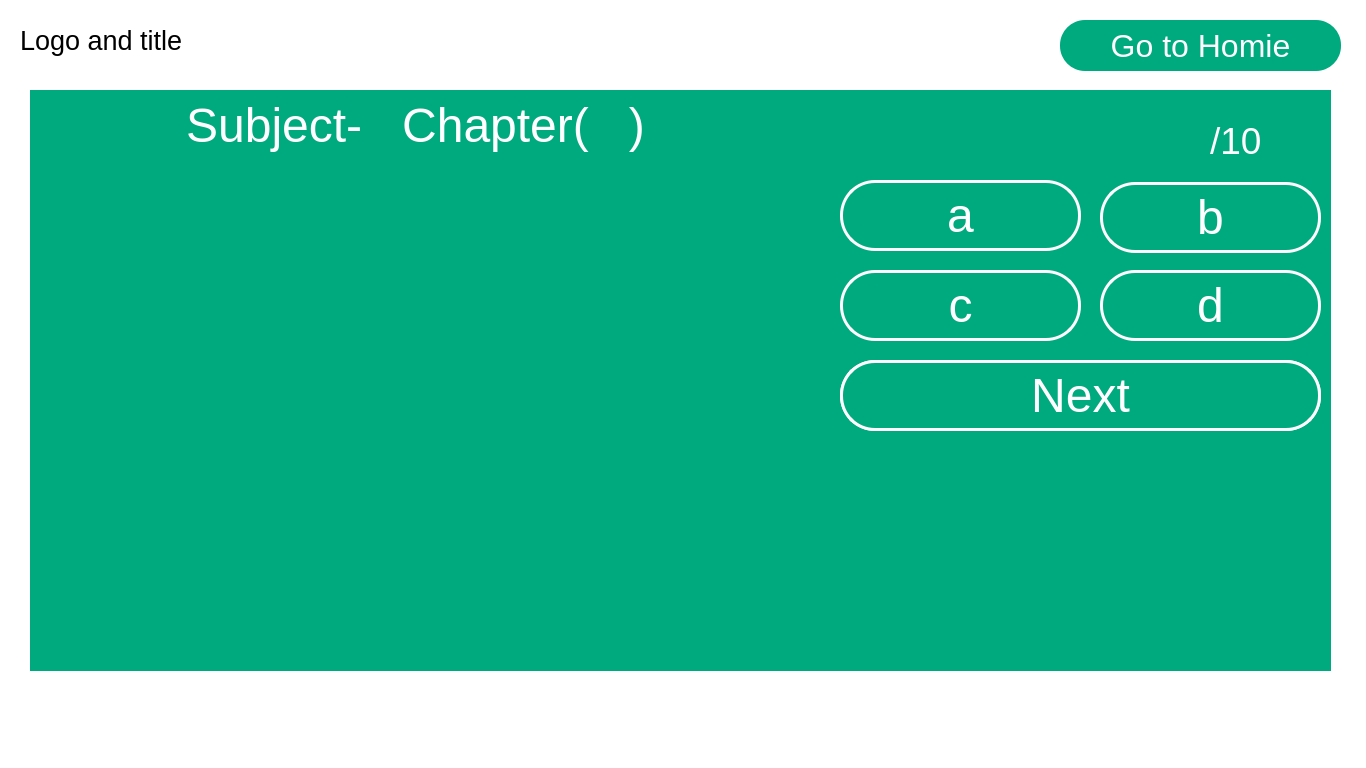
Old version of the form Project/Projectreal/mainwindow.ui in the repository Bhone-Sithu/Quiz.
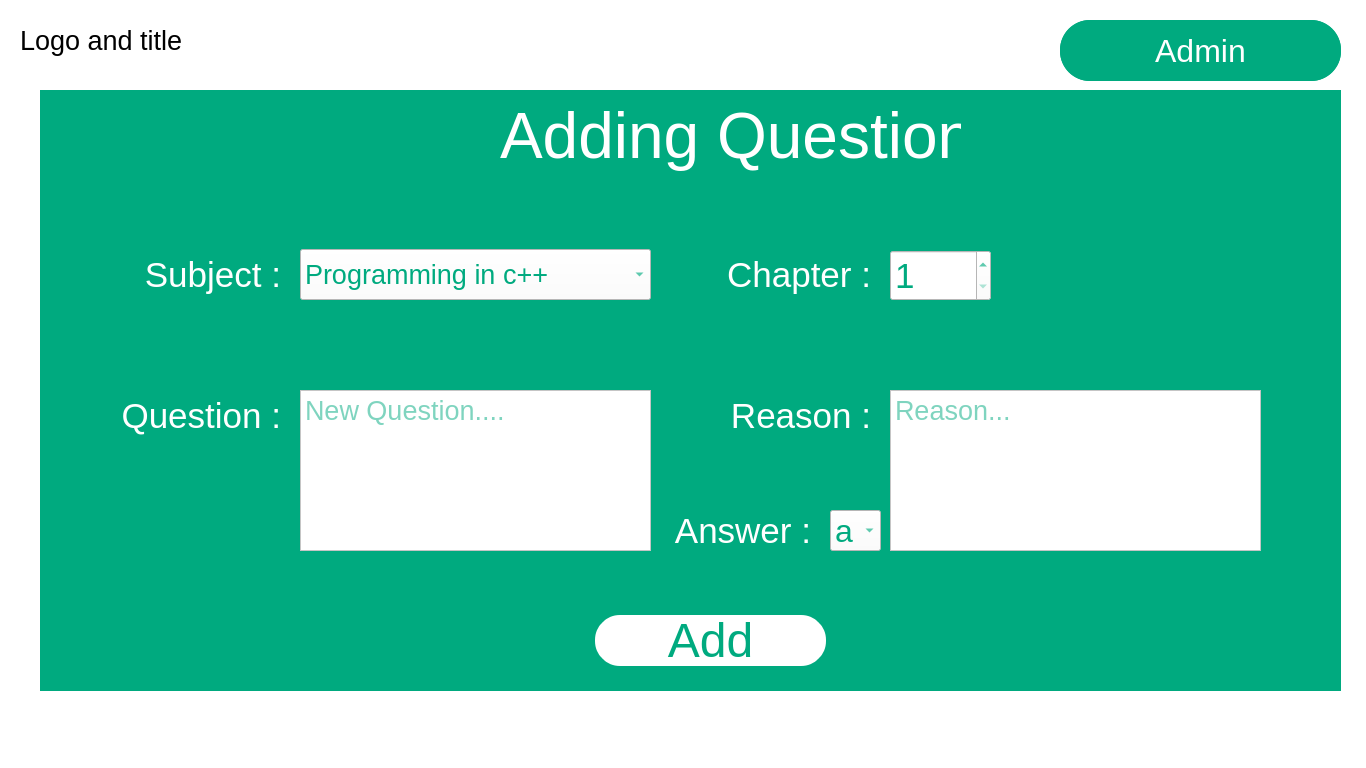
New version of the form. The open tabs and pages were chosen to show the change.

What changed in the file:
```diff
--- a/Project/Projectreal/mainwindow.ui
+++ b/Project/Projectreal/mainwindow.ui
@@ -21,10 +21,10 @@
    <widget class="QStackedWidget" name="mainwid">
     <property name="geometry">
      <rect>
-      <x>30</x>
+      <x>40</x>
       <y>90</y>
       <width>1301</width>
-      <height>581</height>
+      <height>601</height>
      </rect>
     </property>
     <property name="cursor">
@@ -322,9 +322,9 @@
      <widget class="QLabel" name="lblhome_2">
       <property name="geometry">
        <rect>
-        <x>0</x>
+        <x>420</x>
         <y>0</y>
-        <width>771</width>
+        <width>381</width>
         <height>71</height>
        </rect>
       </property>
@@ -334,10 +334,10 @@
        </font>
       </property>
       <property name="text">
-       <string>Subject-   Chapter(   )</string>
+       <string>Chapter(   )</string>
       </property>
       <property name="alignment">
-       <set>Qt::AlignCenter</set>
+       <set>Qt::AlignLeading|Qt::AlignLeft|Qt::AlignVCenter</set>
       </property>
      </widget>
      <widget class="QLabel" name="lblquestion">
@@ -354,6 +354,10 @@
         <pointsize>14</pointsize>
        </font>
       </property>
+      <property name="styleSheet">
+       <string notr="true">background-color: rgb(255, 255, 255);
+color: rgb(0, 170, 127);</string>
+      </property>
       <property name="text">
        <string/>
       </property>
@@ -487,7 +491,7 @@
        <rect>
         <x>10</x>
         <y>360</y>
-        <width>1311</width>
+        <width>1271</width>
         <height>231</height>
        </rect>
       </property>
@@ -496,6 +500,10 @@
         <pointsize>14</pointsize>
        </font>
       </property>
+      <property name="styleSheet">
+       <string notr="true">background-color: rgb(255, 255, 255);
+color: rgb(0, 170, 127);</string>
+      </property>
       <property name="text">
        <string/>
       </property>
@@ -569,7 +577,7 @@
      <widget class="QLabel" name="lblchpno">
       <property name="geometry">
        <rect>
-        <x>560</x>
+        <x>610</x>
         <y>20</y>
         <width>31</width>
         <height>41</height>
@@ -692,6 +700,437 @@
       </property>
      </widget>
     </widget>
+    <widget class="QWidget" name="adminlogin">
+     <widget class="QLabel" name="lblchap_2">
+      <property name="geometry">
+       <rect>
+        <x>400</x>
+        <y>0</y>
+        <width>461</width>
+        <height>91</height>
+       </rect>
+      </property>
+      <property name="font">
+       <font>
+        <pointsize>48</pointsize>
+       </font>
+      </property>
+      <property name="text">
+       <string>Admin log in</string>
+      </property>
+      <property name="alignment">
+       <set>Qt::AlignCenter</set>
+      </property>
+     </widget>
+     <widget class="QLineEdit" name="txtusername">
+      <property name="geometry">
+       <rect>
+        <x>650</x>
+        <y>180</y>
+        <width>321</width>
+        <height>51</height>
+       </rect>
+      </property>
+      <property name="font">
+       <font>
+        <pointsize>28</pointsize>
+       </font>
+      </property>
+      <property name="styleSheet">
+       <string notr="true">background-color: rgb(255, 255, 255);
+color: rgb(0, 170, 127);</string>
+      </property>
+      <property name="placeholderText">
+       <string>Username</string>
+      </property>
+     </widget>
+     <widget class="QLabel" name="lblchap_3">
+      <property name="geometry">
+       <rect>
+        <x>310</x>
+        <y>170</y>
+        <width>321</width>
+        <height>61</height>
+       </rect>
+      </property>
+      <property name="font">
+       <font>
+        <pointsize>48</pointsize>
+       </font>
+      </property>
+      <property name="text">
+       <string>Username :</string>
+      </property>
+      <property name="alignment">
+       <set>Qt::AlignLeading|Qt::AlignLeft|Qt::AlignVCenter</set>
+      </property>
+     </widget>
+     <widget class="QLineEdit" name="txtpass">
+      <property name="geometry">
+       <rect>
+        <x>650</x>
+        <y>320</y>
+        <width>321</width>
+        <height>51</height>
+       </rect>
+      </property>
+      <property name="font">
+       <font>
+        <pointsize>28</pointsize>
+       </font>
+      </property>
+      <property name="styleSheet">
+       <string notr="true">background-color: rgb(255, 255, 255);
+color: rgb(0, 170, 127);</string>
+      </property>
+      <property name="echoMode">
+       <enum>QLineEdit::Password</enum>
+      </property>
+      <property name="placeholderText">
+       <string>Password</string>
+      </property>
+     </widget>
+     <widget class="QLabel" name="lblchap_4">
+      <property name="geometry">
+       <rect>
+        <x>310</x>
+        <y>310</y>
+        <width>321</width>
+        <height>61</height>
+       </rect>
+      </property>
+      <property name="font">
+       <font>
+        <pointsize>48</pointsize>
+       </font>
+      </property>
+      <property name="text">
+       <string>Password  :</string>
+      </property>
+      <property name="alignment">
+       <set>Qt::AlignLeading|Qt::AlignLeft|Qt::AlignVCenter</set>
+      </property>
+     </widget>
+     <widget class="QPushButton" name="btnlogin">
+      <property name="geometry">
+       <rect>
+        <x>410</x>
+        <y>440</y>
+        <width>461</width>
+        <height>91</height>
+       </rect>
+      </property>
+      <property name="font">
+       <font>
+        <pointsize>48</pointsize>
+       </font>
+      </property>
+      <property name="cursor">
+       <cursorShape>PointingHandCursor</cursorShape>
+      </property>
+      <property name="styleSheet">
+       <string notr="true">border: 5px solid rgb(0, 170, 127);
+background-color: rgb(255, 255, 255);
+color: rgb(0, 170, 127);
+border-radius: 45px;</string>
+      </property>
+      <property name="text">
+       <string>Login</string>
+      </property>
+     </widget>
+    </widget>
+    <widget class="QWidget" name="Newquestion">
+     <widget class="QPlainTextEdit" name="txtreason">
+      <property name="geometry">
+       <rect>
+        <x>850</x>
+        <y>300</y>
+        <width>371</width>
+        <height>161</height>
+       </rect>
+      </property>
+      <property name="font">
+       <font>
+        <pointsize>20</pointsize>
+       </font>
+      </property>
+      <property name="styleSheet">
+       <string notr="true">background-color: rgb(255, 255, 255);
+color: rgb(0, 170, 127);</string>
+      </property>
+      <property name="placeholderText">
+       <string>Reason...</string>
+      </property>
+     </widget>
+     <widget class="QLabel" name="label_3">
+      <property name="geometry">
+       <rect>
+        <x>680</x>
+        <y>159</y>
+        <width>151</width>
+        <height>51</height>
+       </rect>
+      </property>
+      <property name="font">
+       <font>
+        <pointsize>26</pointsize>
+       </font>
+      </property>
+      <property name="text">
+       <string>Chapter :</string>
+      </property>
+      <property name="alignment">
+       <set>Qt::AlignRight|Qt::AlignTrailing|Qt::AlignVCenter</set>
+      </property>
+     </widget>
+     <widget class="QTextEdit" name="txtquestion">
+      <property name="geometry">
+       <rect>
+        <x>260</x>
+        <y>300</y>
+        <width>351</width>
+        <height>161</height>
+       </rect>
+      </property>
+      <property name="font">
+       <font>
+        <pointsize>20</pointsize>
+       </font>
+      </property>
+      <property name="styleSheet">
+       <string notr="true">background-color: rgb(255, 255, 255);
+color: rgb(0, 170, 127);</string>
+      </property>
+      <property name="placeholderText">
+       <string>New Question....</string>
+      </property>
+     </widget>
+     <widget class="QSpinBox" name="spinchap">
+      <property name="geometry">
+       <rect>
+        <x>850</x>
+        <y>160</y>
+        <width>101</width>
+        <height>51</height>
+       </rect>
+      </property>
+      <property name="font">
+       <font>
+        <pointsize>26</pointsize>
+       </font>
+      </property>
+      <property name="styleSheet">
+       <string notr="true">background-color: rgb(255, 255, 255);
+color: rgb(0, 170, 127);</string>
+      </property>
+      <property name="minimum">
+       <number>1</number>
+      </property>
+      <property name="maximum">
+       <number>10</number>
+      </property>
+     </widget>
+     <widget class="QLabel" name="label_4">
+      <property name="geometry">
+       <rect>
+        <x>100</x>
+        <y>159</y>
+        <width>141</width>
+        <height>51</height>
+       </rect>
+      </property>
+      <property name="font">
+       <font>
+        <pointsize>26</pointsize>
+       </font>
+      </property>
+      <property name="text">
+       <string>Subject :</string>
+      </property>
+      <property name="alignment">
+       <set>Qt::AlignRight|Qt::AlignTrailing|Qt::AlignVCenter</set>
+      </property>
+     </widget>
+     <widget class="QComboBox" name="comboans">
+      <property name="geometry">
+       <rect>
+        <x>790</x>
+        <y>420</y>
+        <width>51</width>
+        <height>41</height>
+       </rect>
+      </property>
+      <property name="font">
+       <font>
+        <pointsize>24</pointsize>
+       </font>
+      </property>
+      <property name="styleSheet">
+       <string notr="true">background-color: rgb(255, 255, 255);
+color: rgb(0, 170, 127);</string>
+      </property>
+      <item>
+       <property name="text">
+        <string>a</string>
+       </property>
+      </item>
+      <item>
+       <property name="text">
+        <string>b</string>
+       </property>
+      </item>
+      <item>
+       <property name="text">
+        <string>c</string>
+       </property>
+      </item>
+      <item>
+       <property name="text">
+        <string>d</string>
+       </property>
+      </item>
+     </widget>
+     <widget class="QLabel" name="label_5">
+      <property name="geometry">
+       <rect>
+        <x>690</x>
+        <y>310</y>
+        <width>141</width>
+        <height>31</height>
+       </rect>
+      </property>
+      <property name="font">
+       <font>
+        <pointsize>26</pointsize>
+       </font>
+      </property>
+      <property name="text">
+       <string>Reason :</string>
+      </property>
+      <property name="alignment">
+       <set>Qt::AlignRight|Qt::AlignTrailing|Qt::AlignVCenter</set>
+      </property>
+     </widget>
+     <widget class="QLabel" name="label_6">
+      <property name="geometry">
+       <rect>
+        <x>630</x>
+        <y>420</y>
+        <width>141</width>
+        <height>41</height>
+       </rect>
+      </property>
+      <property name="font">
+       <font>
+        <pointsize>26</pointsize>
+       </font>
+      </property>
+      <property name="text">
+       <string>Answer :</string>
+      </property>
+      <property name="alignment">
+       <set>Qt::AlignRight|Qt::AlignTrailing|Qt::AlignVCenter</set>
+      </property>
+     </widget>
+     <widget class="QComboBox" name="combosub">
+      <property name="geometry">
+       <rect>
+        <x>260</x>
+        <y>159</y>
+        <width>351</width>
+        <height>51</height>
+       </rect>
+      </property>
+      <property name="font">
+       <font>
+        <pointsize>20</pointsize>
+       </font>
+      </property>
+      <property name="styleSheet">
+       <string notr="true">background-color: rgb(255, 255, 255);
+color: rgb(0, 170, 127);</string>
+      </property>
+      <item>
+       <property name="text">
+        <string>Programming in c++</string>
+       </property>
+      </item>
+      <item>
+       <property name="text">
+        <string>Computer Fundamental</string>
+       </property>
+      </item>
+     </widget>
+     <widget class="QLabel" name="label_7">
+      <property name="geometry">
+       <rect>
+        <x>80</x>
+        <y>300</y>
+        <width>161</width>
+        <height>51</height>
+       </rect>
+      </property>
+      <property name="font">
+       <font>
+        <pointsize>26</pointsize>
+       </font>
+      </property>
+      <property name="text">
+       <string>Question :</string>
+      </property>
+      <property name="alignment">
+       <set>Qt::AlignRight|Qt::AlignTrailing|Qt::AlignVCenter</set>
+      </property>
+     </widget>
+     <widget class="QLabel" name="lblchap_5">
+      <property name="geometry">
+       <rect>
+        <x>460</x>
+        <y>0</y>
+        <width>461</width>
+        <height>91</height>
+       </rect>
+      </property>
+      <property name="font">
+       <font>
+        <pointsize>48</pointsize>
+       </font>
+      </property>
+      <property name="text">
+       <string>Adding Question</string>
+      </property>
+      <property name="alignment">
+       <set>Qt::AlignLeading|Qt::AlignLeft|Qt::AlignVCenter</set>
+      </property>
+     </widget>
+     <widget class="QPushButton" name="btnlogin_2">
+      <property name="geometry">
+       <rect>
+        <x>550</x>
+        <y>520</y>
+        <width>241</width>
+        <height>61</height>
+       </rect>
+      </property>
+      <property name="font">
+       <font>
+        <pointsize>36</pointsize>
+       </font>
+      </property>
+      <property name="cursor">
+       <cursorShape>PointingHandCursor</cursorShape>
+      </property>
+      <property name="styleSheet">
+       <string notr="true">border: 5px solid rgb(0, 170, 127);
+background-color: rgb(255, 255, 255);
+color: rgb(0, 170, 127);
+border-radius: 30px;</string>
+      </property>
+      <property name="text">
+       <string>Add</string>
+      </property>
+     </widget>
+    </widget>
    </widget>
    <widget class="QLabel" name="title">
     <property name="geometry">
@@ -717,7 +1156,7 @@
       <x>1060</x>
       <y>20</y>
       <width>281</width>
-      <height>51</height>
+      <height>61</height>
      </rect>
     </property>
     <property name="font">
@@ -731,12 +1170,38 @@
     <property name="styleSheet">
      <string notr="true">background-color: rgb(0, 170, 127);
 color: rgb(255, 255, 255);
-border-radius: 25px;</string>
+border-radius: 30px;</string>
     </property>
     <property name="text">
      <string>Go to Homie</string>
     </property>
    </widget>
+   <widget class="QPushButton" name="btnadmin">
+    <property name="geometry">
+     <rect>
+      <x>1060</x>
+      <y>20</y>
+      <width>281</width>
+      <height>61</height>
+     </rect>
+    </property>
+    <property name="font">
+     <font>
+      <pointsize>24</pointsize>
+     </font>
+    </property>
+    <property name="cursor">
+     <cursorShape>PointingHandCursor</cursorShape>
+    </property>
+    <property name="styleSheet">
+     <string notr="true">background-color: rgb(0, 170, 127);
+color: rgb(255, 255, 255);
+border-radius: 30px;</string>
+    </property>
+    <property name="text">
+     <string>Admin</string>
+    </property>
+   </widget>
   </widget>
   <widget class="QStatusBar" name="statusBar"/>
  </widget>
```
Left out of the diff: 107 changed lines with no effect on the pictures.
